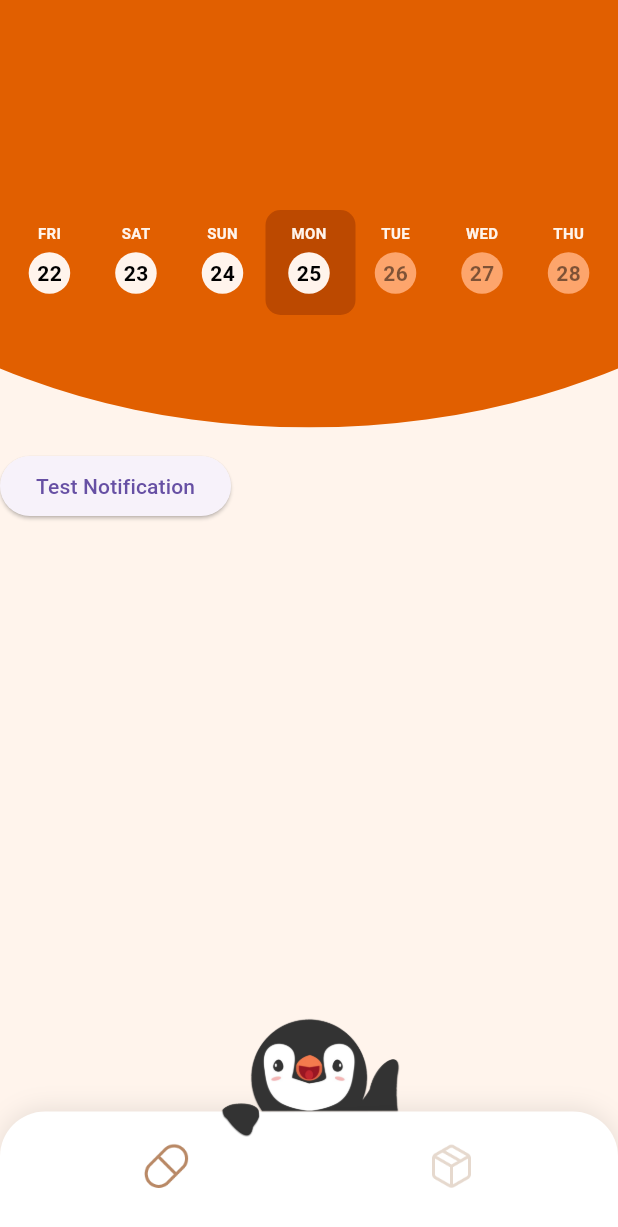
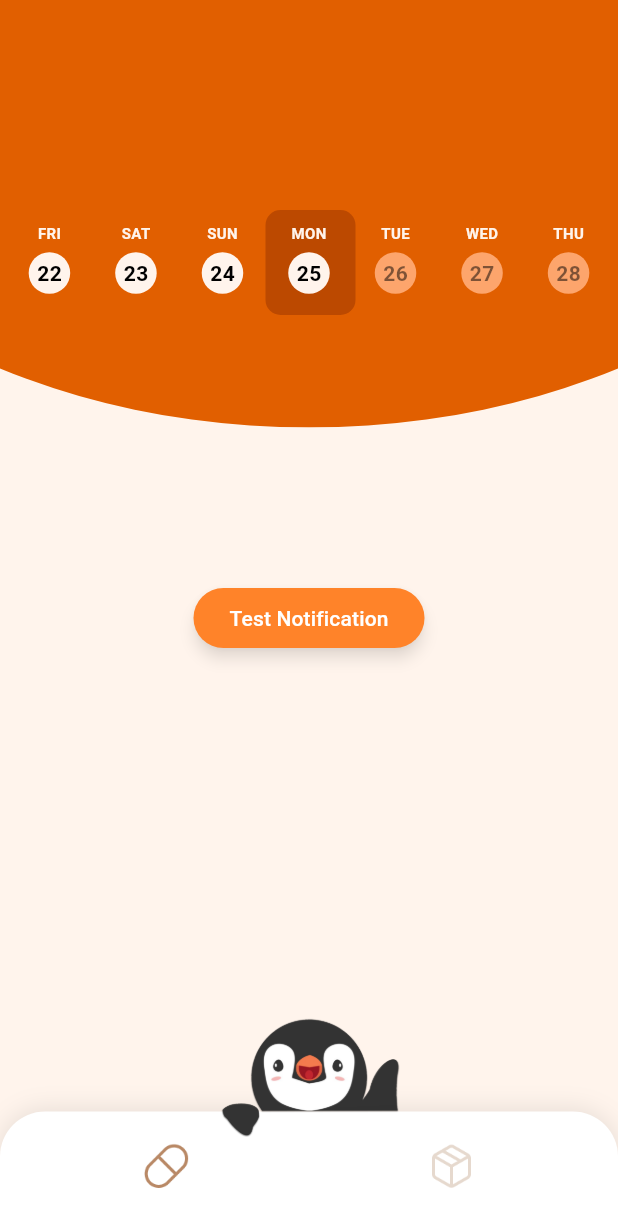
Before and after one commit to YZ1GO/L.EIC017_ES_PRJ, a Flutter app: the screen it shows after launch, on a phone screen of 412 x 824 dp. Shown: the top 1227 px of the screen. Run offline on Flutter 3.47's test engine with Material 3 defaults, Android fonts, the phone set to English and light mode, and no system bars; our stand-ins replace flutter_local_notifications.

Commit message:
reformulated the notification button

```diff
--- a/app/lib/widgets/system_notification_test_widget.dart
+++ b/app/lib/widgets/system_notification_test_widget.dart
@@ -2,17 +2,25 @@ import 'package:flutter/material.dart';
 import 'package:flutter_local_notifications/flutter_local_notifications.dart';
 
 class SystemNotificationWidget extends StatelessWidget {
-  const SystemNotificationWidget({super.key});
+  const SystemNotificationWidget({Key? key}) : super(key: key);
 
   @override
   Widget build(BuildContext context) {
-    return Positioned(
+    return Center(
+      child: Positioned(
         top: 300,
         child: ElevatedButton(
           onPressed: () {
             showNotification();
           },
           child: const Text('Test Notification'),
+          style: ElevatedButton.styleFrom(
+            elevation: 4,
+            shadowColor: Colors.black.withOpacity(0.5),
+            backgroundColor: Color.fromRGBO(255, 131, 41, 1),
+            foregroundColor: Colors.white,
+          ),
+        ),
       ),
     );
   }
```
Also changed, not shown: 3 other files. Lines whose indentation alone changed are shown as unchanged.
